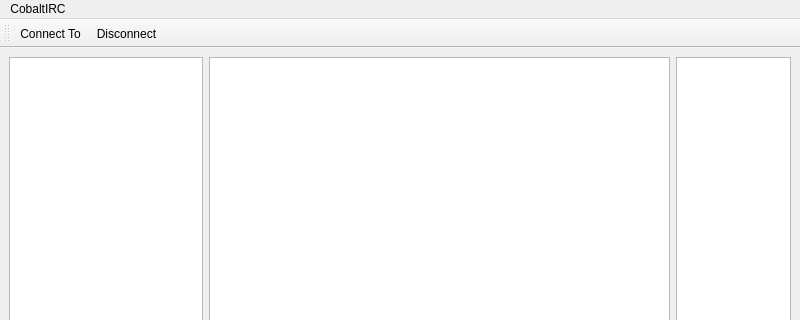
Before: the Qt Designer form ui/main.ui in CrimsonDusk/speechbubble, drawn with Qt 5; both pictures show x 0 to 800 and y 0 to 320 of the 800 by 600 pixel window.
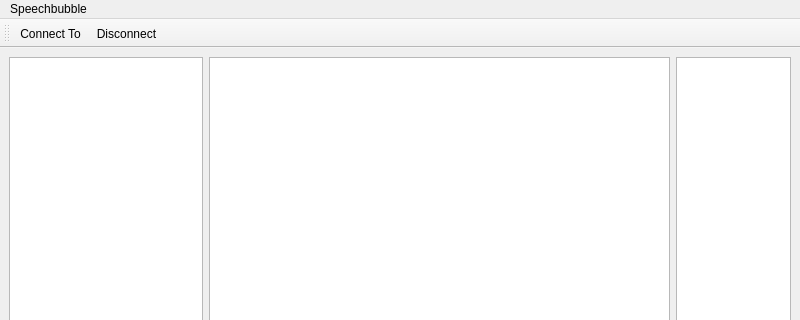
After: the same form once the commit is applied.

Commit message: sometimes the best name ideas are figured when you stuff your programs to github. - Renamed project to Speechbubble

```diff
--- a/ui/main.ui
+++ b/ui/main.ui
@@ -59,16 +59,16 @@
      <height>23</height>
     </rect>
    </property>
-   <widget class="QMenu" name="menuCobaltIRC">
+   <widget class="QMenu" name="menuSpeechbubble">
     <property name="title">
-     <string>CobaltIRC</string>
+     <string>Speechbubble</string>
     </property>
     <addaction name="actionConnectTo"/>
     <addaction name="actionDisconnect"/>
     <addaction name="separator"/>
     <addaction name="actionQuit"/>
    </widget>
-   <addaction name="menuCobaltIRC"/>
+   <addaction name="menuSpeechbubble"/>
   </widget>
   <widget class="QStatusBar" name="statusbar"/>
   <widget class="QToolBar" name="toolBar">
```
The commit also changes 5 other files.
